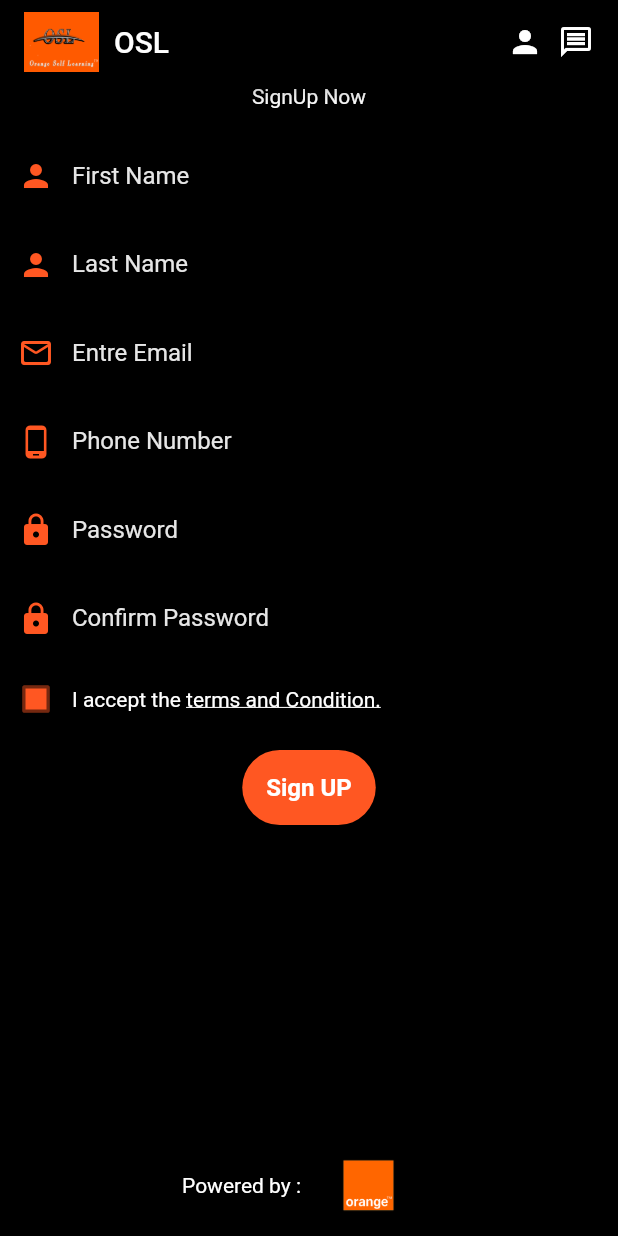
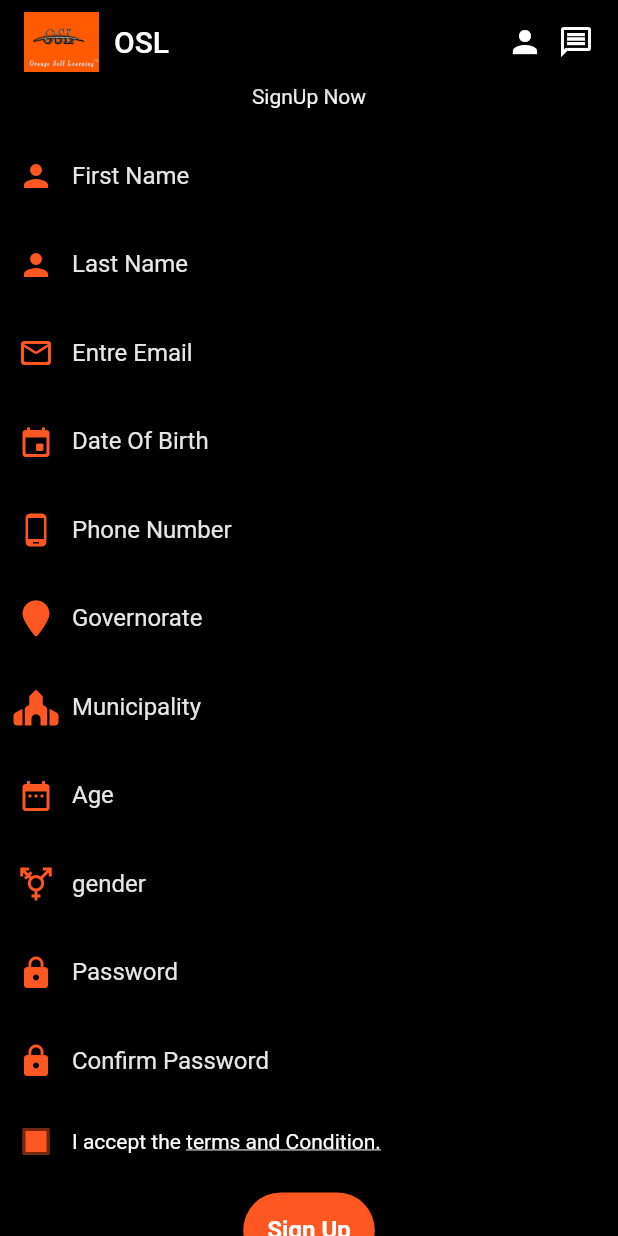
Before and after one commit to odc-student/learning-management-system-mobile, a Flutter app: the screen it shows after launch, on a phone screen of 412 x 824 dp. Run offline on Flutter 3.47's test engine with Material 2 defaults, Android fonts, the phone set to English and light mode, and no system bars; our stand-ins replace font_awesome_flutter; missing offline and left inert: mongo_dart.

Commit message:
signin-signup

```diff
--- a/lib/UI/AuthPage.dart
+++ b/lib/UI/AuthPage.dart
@@ -1,7 +1,6 @@
 import 'package:flutter/material.dart';
-import 'package:osl/API/mongodb.dart';
-import 'package:osl/Widget/button.dart';
-import 'package:osl/Widget/textfaild.dart';
+import 'package:osl/UI/SignIn.dart';
+import 'package:osl/UI/SignUp.dart';
 
 class authpage extends StatefulWidget {
   const authpage({Key? key}) : super(key: key);
@@ -11,33 +10,22 @@ class authpage extends StatefulWidget {
 }
 
 class _authpageState extends State<authpage> {
-  final TextEditingController _firstnameTextController =
-      TextEditingController();
-  final TextEditingController _lastnameTextController = TextEditingController();
-  final TextEditingController _userEmailTextController =
-      TextEditingController();
-  final TextEditingController _phonenumberTextController =
-      TextEditingController();
-  final TextEditingController _passwordTextController = TextEditingController();
-  final TextEditingController _confirmpasswordTextController =
-      TextEditingController();
-  bool isChecked = false;
 
-  Color getColor(Set<MaterialState> states) {
-    const Set<MaterialState> interactiveStates = <MaterialState>{
-      MaterialState.pressed,
-      MaterialState.hovered,
-      MaterialState.focused,
-    };
-    if (states.any(interactiveStates.contains)) {
-      return Colors.blue;
-    }
-    return Colors.deepOrange;
-  }
+
+final List<Widget> Header =[ Signup(),
+  Spacer(),
+  Row(
+    mainAxisAlignment: MainAxisAlignment.center,
+    children: [
+      Text("Powered by :",style: TextStyle(color: Colors.white),),
+      Image.asset("assets/images/logo.png",width: 90,)
+    ],
+  )];
 
   @override
   Widget build(BuildContext context) {
-    return Scaffold(backgroundColor: Colors.black,
+    return Scaffold(
+      backgroundColor: Colors.black,
       appBar: AppBar(backgroundColor: Colors.black,
         title: Row(
           children: [
@@ -59,62 +47,11 @@ class _authpageState extends State<authpage> {
           ],
         ),
       ),
-      body: Container(
-        child: Column(
-          children: [
-            Column(
-              children: [
-                Text("SignUp Now",style: TextStyle(color: Colors.white),),
-                Divider(),
-                getTextField("First Name", Icons.person, false,
-                    _firstnameTextController),
-                getTextField(
-                    "Last Name", Icons.person, false, _lastnameTextController),
-                getTextField("Entre Email", Icons.mail_outline_rounded, false,
-                    _userEmailTextController),
-                getTextField("Phone Number", Icons.phone_android, false,
-                    _phonenumberTextController),
-                getTextField(
-                    "Password", Icons.lock, true, _passwordTextController),
-                getTextField("Confirm Password", Icons.lock, true,
-                    _confirmpasswordTextController),
-                Row(
-                  children: [
-                    Checkbox(
-                        value: isChecked,
-                        fillColor: MaterialStateProperty.resolveWith(getColor),
-                        onChanged: (bool? value) {
-                          setState(() {
-                            isChecked = value!;
-                          });
-                        }),
-                    Text(
-                      "I accept the ",
-                      style: TextStyle(color: Colors.white),
-                    ),
-                    InkWell(
-                      child: Text(
-                        "terms and Condition.",
-                        style: TextStyle(
-                            color: Colors.white,
-                            decoration: TextDecoration.underline),
-                      ),
-                      onTap: () { },
-                    )
-                  ],
-                ),
-                SigninupButton(context, false, ()async{ await MongoDatabase.Create(_firstnameTextController.text, _lastnameTextController.text, _userEmailTextController.text, _phonenumberTextController.text, "Apprenant", _passwordTextController.text);})
-              ],
-            ),
-            Spacer(),
-            Row(
-              mainAxisAlignment: MainAxisAlignment.center,
-              children: [
-                Text("Powered by :",style: TextStyle(color: Colors.white),),
-                Image.asset("assets/images/logo.png",width: 90,)
-              ],
-            )
-          ],
+      body: ConstrainedBox(constraints: BoxConstraints(
+        minHeight: 300,
+      ),
+        child: ListView(
+          children: Header,
         ),
       ),
     );
--- /dev/null
+++ b/lib/UI/SignUp.dart
@@ -0,0 +1,97 @@
+import 'package:flutter/material.dart';
+import 'package:font_awesome_flutter/font_awesome_flutter.dart';
+import 'package:osl/API/mongodb.dart';
+import 'package:osl/Widget/button.dart';
+import 'package:osl/Widget/textfaild.dart';
+
+class Signup extends StatefulWidget {
+  const Signup({Key? key}) : super(key: key);
+
+  @override
+  State<Signup> createState() => _SignupState();
+}
+
+class _SignupState extends State<Signup> {
+  final TextEditingController _firstnameTextController =
+  TextEditingController();
+  final TextEditingController _lastnameTextController = TextEditingController();
+  final TextEditingController _userEmailTextController =
+  TextEditingController();
+  final TextEditingController _phonenumberTextController = TextEditingController();
+  final TextEditingController _passwordTextController = TextEditingController();
+  final TextEditingController _confirmpasswordTextController = TextEditingController();
+  final TextEditingController _governorateTextController = TextEditingController();
+  final TextEditingController _municipalityTextController = TextEditingController();
+  final TextEditingController _ageTextController = TextEditingController();
+  final TextEditingController _genderTextController = TextEditingController();
+  final TextEditingController _dateOfBirthTextController = TextEditingController();
+  bool isChecked = false;
+  Color getColor(Set<MaterialState> states) {
+    const Set<MaterialState> interactiveStates = <MaterialState>{
+      MaterialState.pressed,
+      MaterialState.hovered,
+      MaterialState.focused,
+    };
+    if (states.any(interactiveStates.contains)) {
+      return Colors.blue;
+    }
+    return Colors.deepOrange;
+  }
+  @override
+  Widget build(BuildContext context) {
+    return Container(child: Column(
+      children: [
+        Text("SignUp Now",style: TextStyle(color: Colors.white),),
+        Divider(),
+        getTextField("First Name", Icons.person, false,
+            _firstnameTextController),
+        getTextField(
+            "Last Name", Icons.person, false, _lastnameTextController),
+        getTextField("Entre Email", Icons.mail_outline_rounded, false,
+            _userEmailTextController),
+        getTextField("Date Of Birth", Icons.event_rounded, false,
+            _phonenumberTextController),
+        getTextField("Phone Number", Icons.phone_android, false,
+            _dateOfBirthTextController),
+        getTextField("Governorate", FontAwesomeIcons.locationPin, false,
+            _governorateTextController),
+        getTextField("Municipality", FontAwesomeIcons.placeOfWorship, false,
+            _municipalityTextController),
+        getTextField("Age", Icons.date_range, false,
+            _ageTextController),
+        getTextField("gender", Icons.transgender, false,
+            _genderTextController),
+        getTextField(
+            "Password", Icons.lock, true, _passwordTextController),
+        getTextField("Confirm Password", Icons.lock, true,
+            _confirmpasswordTextController),
+        Row(
+          children: [
+            Checkbox(
+                value: isChecked,
+                fillColor: MaterialStateProperty.resolveWith(getColor),
+                onChanged: (bool? value) {
+                  setState(() {
+                    isChecked = value!;
+                  });
+                }),
+            Text(
+              "I accept the ",
+              style: TextStyle(color: Colors.white),
+            ),
+            InkWell(
+              child: Text(
+                "terms and Condition.",
+                style: TextStyle(
+                    color: Colors.white,
+                    decoration: TextDecoration.underline),
+              ),
+              onTap: () { },
+            )
+          ],
+        ),
+        SigninupButton(context, false, ()async{ await MongoDatabase.Create(_firstnameTextController.text, _lastnameTextController.text, _userEmailTextController.text, _phonenumberTextController.text, "Apprenant", _passwordTextController.text);})
+      ],
+    ),);
+  }
+}
--- a/lib/Widget/button.dart
+++ b/lib/Widget/button.dart
@@ -8,7 +8,7 @@ Container SigninupButton(BuildContext context,bool isLogin, Function onTap){
       child: ElevatedButton(onPressed: (){
         onTap();
       },
-        child: Text(isLogin ? 'Login' : 'Sign UP', style: const TextStyle(
+        child: Text(isLogin ? 'Sign In' : 'Sign Up', style: const TextStyle(
             color: Colors.white, fontWeight: FontWeight.bold, fontSize:16),
         ),
         style: ButtonStyle(backgroundColor: MaterialStateProperty.resolveWith((states){
--- a/pubspec.yaml
+++ b/pubspec.yaml
@@ -35,6 +35,9 @@ dependencies:
   # Use with the CupertinoIcons class for iOS style icons.
   cupertino_icons: ^1.0.2
   mongo_dart: ^0.8.2
+  font_awesome_flutter: ^10.3.0
+  image_picker: ^0.8.6+1
+  flutter_image_compress: ^0.7.0
 
 dev_dependencies:
   flutter_test:
```
Also changed, not shown: lib/API/mongodb.dart (+35 -5 lines), lib/UI/SignIn.dart (added, +84 -0 lines), lib/Widget/textfaild.dart (+7 -0 lines), pubspec.lock, 1 other file.
